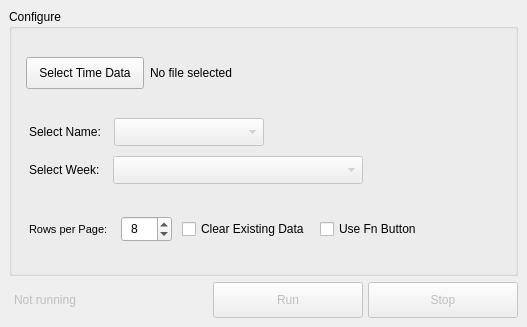
This is app/gui/main_window.ui in Dylan-Dotti/GHD-Auto-Time-Entry as Qt 5 draws it before an edit. The edited form follows.
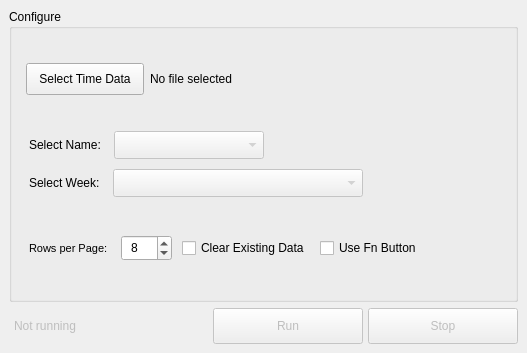
This is the edited form.

Patch:
```diff
--- a/app/gui/main_window.ui
+++ b/app/gui/main_window.ui
@@ -7,7 +7,7 @@
     <x>0</x>
     <y>0</y>
     <width>527</width>
-    <height>327</height>
+    <height>353</height>
    </rect>
   </property>
   <property name="sizePolicy">
```
